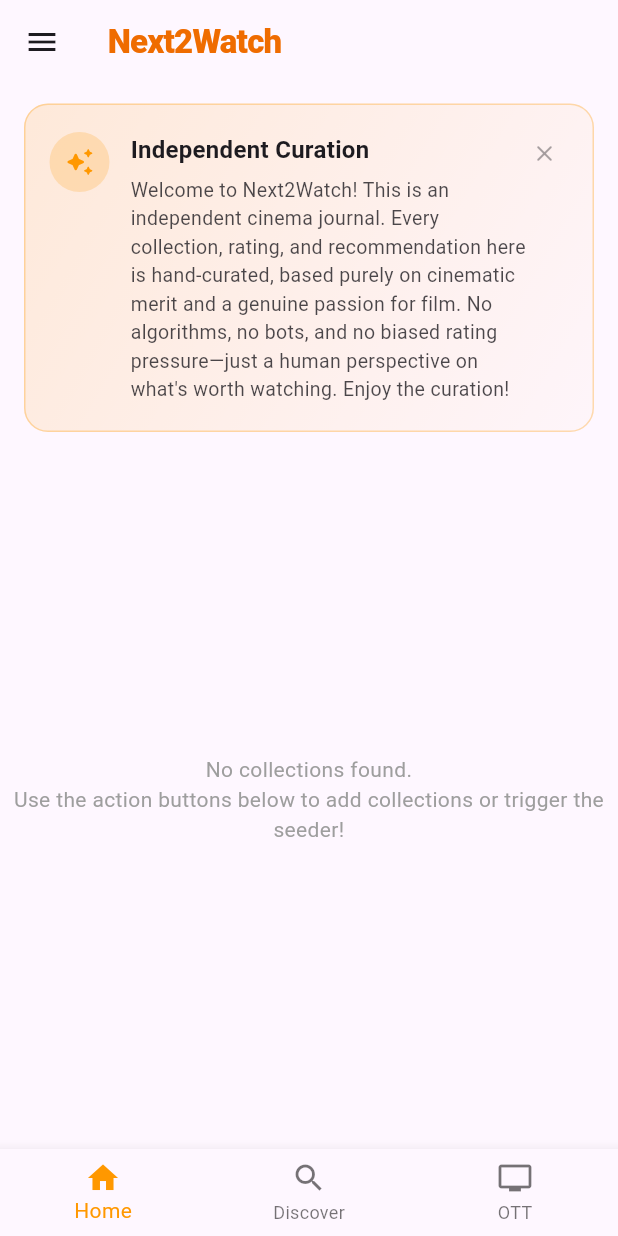
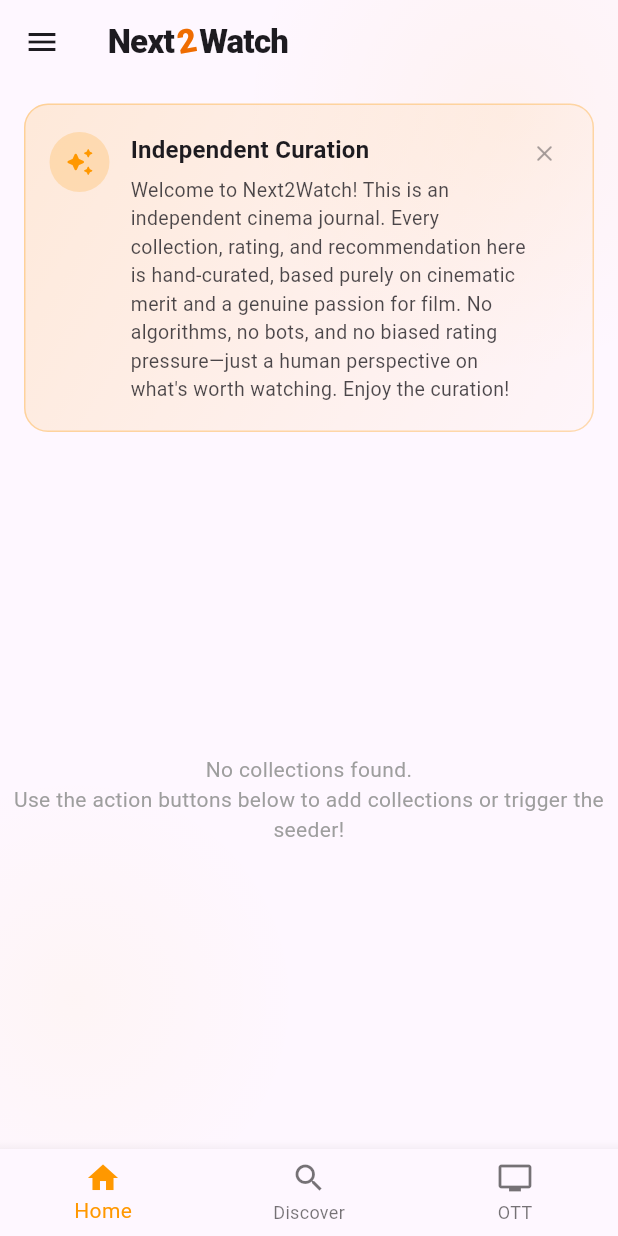
Before and after one commit to endlessframesofficial/next2watch, a Flutter app: the screen it shows after launch, on a phone screen of 412 x 824 dp. Run offline on Flutter 3.47's test engine with Material 3 defaults, Android fonts, the phone set to English and light mode, and no system bars; our stand-ins replace cloud_firestore, dio, firebase_core, flutter_riverpod, go_router; accounts and stored records are empty; network calls fail.

Commit message:
logo update

```diff
--- a/lib/features/dashboard/presentation/pages/dashboard_page.dart
+++ b/lib/features/dashboard/presentation/pages/dashboard_page.dart
@@ -47,13 +47,53 @@
 
     return Scaffold(
       drawer: const _AppDrawer(),
-      body: PageView(
+      body: Stack(
+        children: [
+          // Background Blob 1: Top-Right Orange Glow
+          Positioned(
+            top: -100,
+            right: -100,
+            child: Container(
+              width: 350,
+              height: 350,
+              decoration: BoxDecoration(
+                shape: BoxShape.circle,
+                gradient: RadialGradient(
+                  colors: [
+                    Colors.orange.withOpacity(0.05),
+                    Colors.orange.withOpacity(0.0),
+                  ],
+                ),
+              ),
+            ),
+          ),
+          // Background Blob 2: Bottom-Left Amber Glow
+          Positioned(
+            bottom: -50,
+            left: -100,
+            child: Container(
+              width: 300,
+              height: 300,
+              decoration: BoxDecoration(
+                shape: BoxShape.circle,
+                gradient: RadialGradient(
+                  colors: [
+                    Colors.amber.withOpacity(0.04),
+                    Colors.amber.withOpacity(0.0),
+                  ],
+                ),
+              ),
+            ),
+          ),
+          PageView(
             controller: _pageController,
             physics: const NeverScrollableScrollPhysics(), // Keep bottom nav taps clean
             children: const [
               HomeTab(),
               DiscoverTab(),
               OttReleasesPage(),
+            ],
+          ),
         ],
       ),
       bottomNavigationBar: BottomNavigationBar(
--- a/lib/features/home/presentation/pages/home_tab.dart
+++ b/lib/features/home/presentation/pages/home_tab.dart
@@ -67,13 +67,38 @@
               color: Theme.of(context).colorScheme.onSurface,
               onPressed: () => Scaffold.of(context).openDrawer(),
             ),
-            title: Text(
-              'Next2Watch',
-              style: TextStyle(
-                fontWeight: FontWeight.w900,
-                letterSpacing: -0.5,
-                color: Colors.orange[800] ?? Colors.orange,
-              ),
+            title: Row(
+              mainAxisSize: MainAxisSize.min,
+              children: [
+                Text(
+                  'Next',
+                  style: TextStyle(
+                    fontWeight: FontWeight.w900,
+                    letterSpacing: -0.5,
+                    color: Theme.of(context).colorScheme.onSurface,
+                  ),
+                ),
+                const SizedBox(width: 2),
+                Transform.rotate(
+                  angle: -10 * 3.141592653589793 / 180, // Tilted -10 degrees
+                  child: Text(
+                    '2',
+                    style: TextStyle(
+                      fontWeight: FontWeight.w900,
+                      color: Colors.orange[800] ?? Colors.orange,
+                    ),
+                  ),
+                ),
+                const SizedBox(width: 2),
+                Text(
+                  'Watch',
+                  style: TextStyle(
+                    fontWeight: FontWeight.w900,
+                    letterSpacing: -0.5,
+                    color: Theme.of(context).colorScheme.onSurface,
+                  ),
+                ),
+              ],
             ),
             centerTitle: false,
             bottom: PreferredSize(
```
Also changed, not shown: lib/features/discover/presentation/pages/discover_tab.dart (+33 -7 lines), lib/features/ott/presentation/pages/ott_releases_page.dart (+33 -7 lines). Lines whose indentation alone changed are shown as unchanged.
